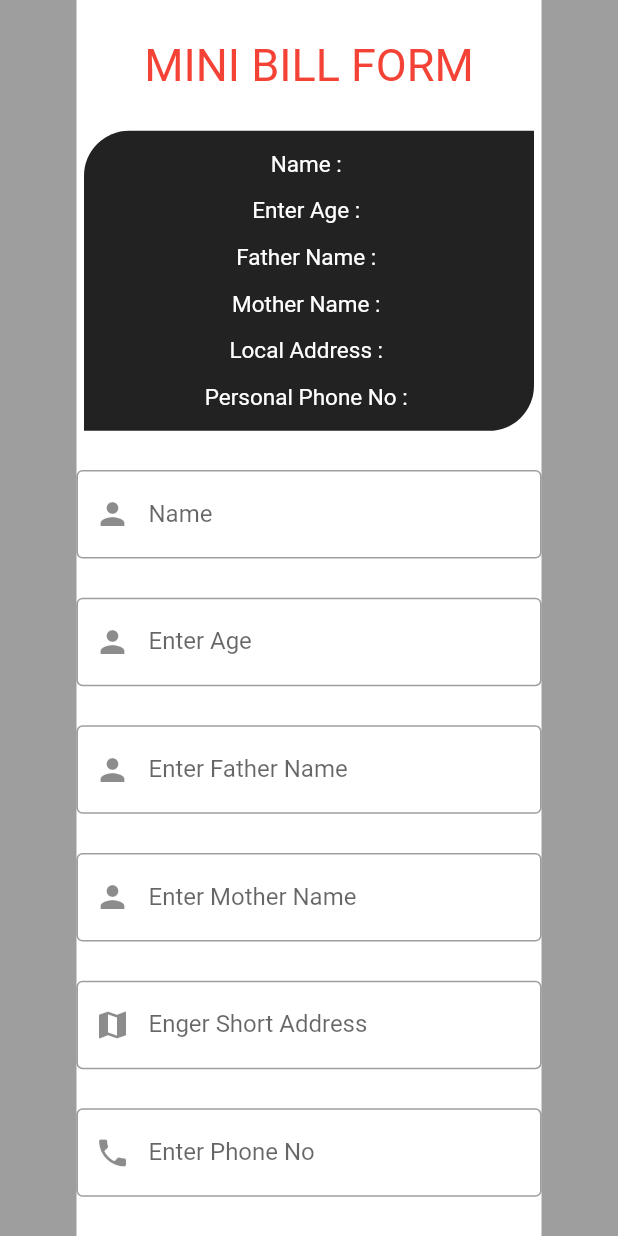
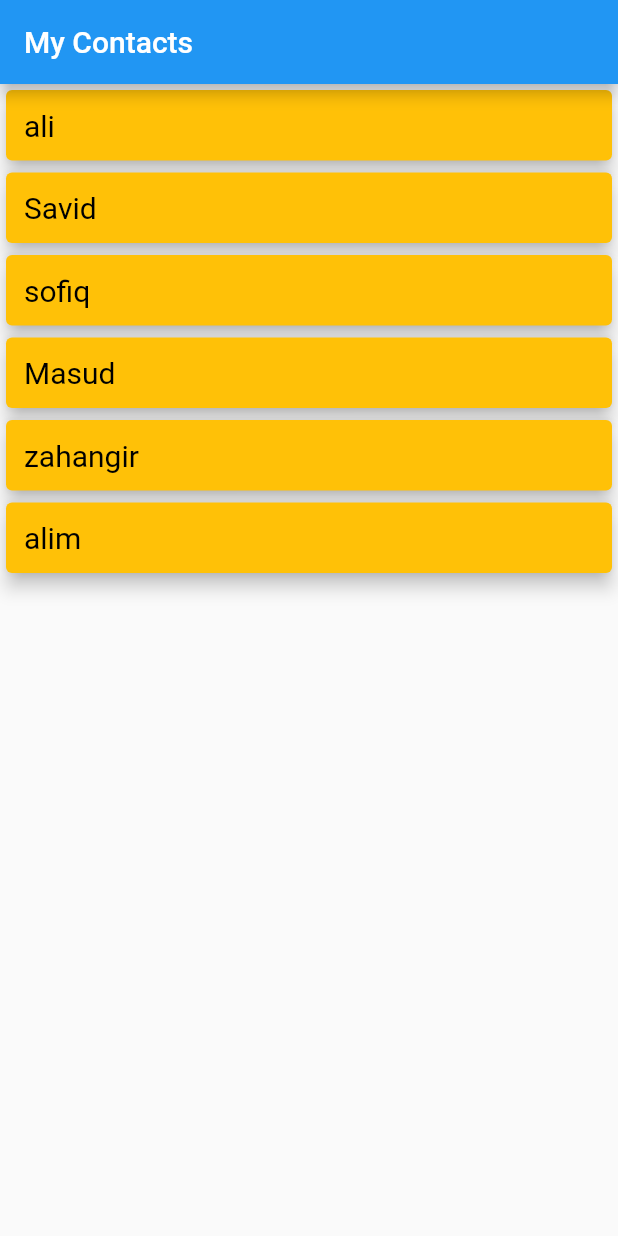
Before and after one commit to ZahangirAlamJP/10, a Flutter app: the screen it shows after launch, on a phone screen of 412 x 824 dp. Run offline on Flutter 3.47's test engine with Material 2 defaults, Android fonts, the phone set to English and light mode, and no system bars.

Commit message:
stretch & map

```diff
--- a/lib/main.dart
+++ b/lib/main.dart
@@ -8,167 +8,54 @@ void main(List<String> args) {
   ));
 }
 
-class MyApp extends StatefulWidget {
-  const MyApp({Key? key}) : super(key: key);
+class MyApp extends StatelessWidget {
+  final myStyle = TextStyle(fontSize: 20, color: Colors.black);
+  final List<String> names = [
+    'ali',
+    'Savid',
+    "sofiq",
+    "Masud",
+    "zahangir",
+    "alim"
+  ];
 
-  @override
-  State<MyApp> createState() => _MyAppState();
-}
-
-class _MyAppState extends State<MyApp> {
-  var HeadText = TextStyle(fontSize: 30, color: Colors.red);
-  var SubText = TextStyle(fontSize: 15, color: Colors.white);
-  String name = '';
-  String address = '';
-  String phone = '';
-  String age = '';
-  String father = '';
-  String mother = '';
   @override
   Widget build(BuildContext context) {
     return Scaffold(
-      //appBar: AppBar(),
-      backgroundColor: Colors.black38,
-      body: Center(
-        child: Container(
-          width: 310,
-          height: double.infinity,
-          color: Colors.white,
-          child: Container(
-            child: Column(
-              mainAxisAlignment: MainAxisAlignment.spaceEvenly,
-              children: [
-                Text(
-                  'MINI BILL FORM',
-                  style: HeadText,
-                ),
-                Container(
-                  width: 300,
-                  height: 200,
-                  decoration: BoxDecoration(
-                    color: Colors.black87,
-                    borderRadius: BorderRadius.only(
-                        bottomRight: Radius.circular(30),
-                        topLeft: Radius.circular(30)),
-                  ),
-                  child: Column(
-                    mainAxisAlignment: MainAxisAlignment.spaceEvenly,
-                    children: [
-                      Text(
-                        'Name : $name',
-                        style: SubText,
-                      ),
-                      Text(
-                        'Enter Age : $age',
-                        style: SubText,
-                      ),
-                      Text(
-                        'Father Name : $father',
-                        style: SubText,
-                      ),
-                      Text(
-                        'Mother Name : $mother',
-                        style: SubText,
-                      ),
-                      Text(
-                        'Local Address : $address',
-                        style: SubText,
-                      ),
-                      Text(
-                        'Personal Phone No : $phone',
-                        style: SubText,
-                      ),
-                    ],
+      appBar: AppBar(
+        title: Text('My Contacts'),
+      ),
+      body: Column(
+        crossAxisAlignment: CrossAxisAlignment.stretch,
+        children: names
+            .map(
+              (e) => Card(
+                elevation: 5,
+                color: Colors.amber,
+                child: Padding(
+                  padding: const EdgeInsets.all(12.0),
+                  child: Text(
+                    e,
+                    style: myStyle,
                   ),
                 ),
-                /////////  ////////////
-                TextFormField(
-                  onChanged: (value) {
-                    name = value;
-                    setState(() {});
-                  },
-                  decoration: InputDecoration(
-                    border: OutlineInputBorder(),
-                    hintText: '',
-                    labelText: 'Name',
-                    prefixIcon: Icon(
-                      Icons.person,
-                    ),
-                  ),
-                ),
-                ///////// Name ////////////
-                TextFormField(
-                  onChanged: (value) {
-                    age = value;
-                    setState(() {});
-                  },
-                  decoration: InputDecoration(
-                    border: OutlineInputBorder(),
-                    hintText: '',
-                    labelText: 'Enter Age',
-                    prefixIcon: Icon(Icons.person),
-                  ),
-                ),
-                ///////// Fathter ////////////
-                TextFormField(
-                  onChanged: (value) {
-                    father = value;
-                    setState(() {});
-                  },
-                  decoration: InputDecoration(
-                    border: OutlineInputBorder(),
-                    hintText: '',
-                    labelText: 'Enter Father Name',
-                    prefixIcon: Icon(Icons.person),
-                  ),
-                ),
-                ///////// Mother ////////////
-                TextFormField(
-                  onChanged: (value) {
-                    mother = value;
-                    setState(() {});
-                  },
-                  decoration: InputDecoration(
-                    border: OutlineInputBorder(),
-                    hintText: '',
-                    labelText: 'Enter Mother Name',
-                    prefixIcon: Icon(Icons.person),
-                  ),
-                ),
-                ///////// Address ////////////
-                TextFormField(
-                  onChanged: (value) {
-                    address = value;
-                    setState(() {});
-                  },
-                  decoration: InputDecoration(
-                    border: OutlineInputBorder(),
-                    hintText: '',
-                    labelText: 'Enger Short Address',
-                    prefixIcon: Icon(
-                      Icons.map,
-                    ),
-                  ),
-                ),
-                ///////// Phone No ////////////
-                TextFormField(
-                  onChanged: (value) {
-                    phone = value;
-                    setState(() {});
-                  },
-                  decoration: InputDecoration(
-                    border: OutlineInputBorder(),
-                    hintText: '',
-                    labelText: 'Enter Phone No',
-                    prefixIcon: Icon(Icons.phone),
-                  ),
-                ),
-                /////////  ////////////
-              ],
-            ),
-          ),
-        ),
+              ),
+            )
+            .toList(),
       ),
     );
   }
 }
+/*
+Card(
+            elevation: 5,
+            color: Colors.amber,
+            child: Padding(
+              padding: const EdgeInsets.all(12.0),
+              child: Text(
+                'Hellfffffffffffffo',
+                style: myStyle,
+              ),
+            ),
+          ),
+*/
```
